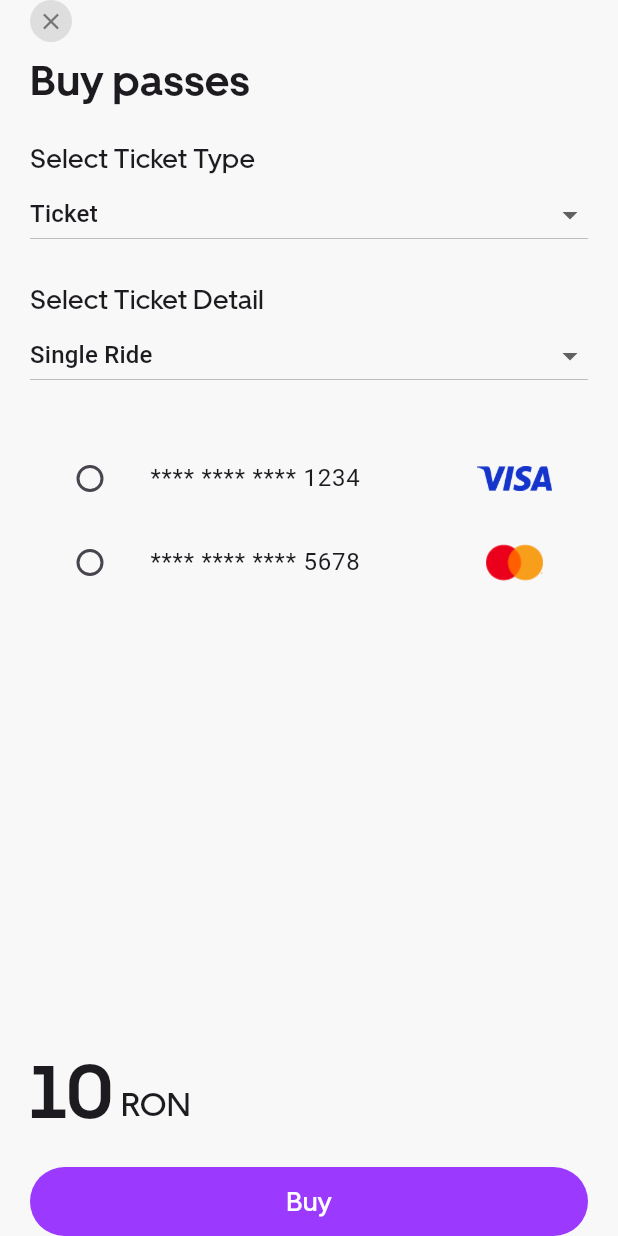
After one commit to blitzappco/application, a Flutter app: the BuyPassPage screen opened directly, on a phone screen of 412 x 824 dp. The commit adds this screen. Run offline on Flutter 3.47's test engine with Material 3 defaults, Android fonts, the phone set to English and light mode, and no system bars; our stand-ins replace cached_network_image, geolocator, google_maps_flutter, lottie, otp_text_field and 3 more; missing offline and left inert: dart:ffi, flutter_polyline_points, flutter_stripe; accounts and stored records are empty; network calls fail.

Commit message:
Added pass payment methods

```diff
--- /dev/null
+++ b/lib/components/modals/buy_pass.dart
@@ -0,0 +1,180 @@
+import 'package:application/components/payment_methods.dart';
+import 'package:flutter/material.dart';
+import 'package:flutter/widgets.dart';
+
+class BuyPassPage extends StatefulWidget {
+  const BuyPassPage({super.key});
+
+  @override
+  State<BuyPassPage> createState() => _BuyPassPageState();
+}
+
+class _BuyPassPageState extends State<BuyPassPage> {
+  String _selectedTicketType = 'Ticket';
+  String _selectedTicketDetail = 'Single Ride';
+
+  final Map<String, List<String>> _ticketDetails = {
+    'Ticket': ['Single Ride', '2 Rides', '10 Rides'],
+    'Pass': [
+      'Daily Pass',
+      '3 Days Pass',
+      'Weekly Pass',
+      'Monthly Pass',
+      '6 Months Pass',
+      'Yearly Pass'
+    ]
+  };
+
+  @override
+  Widget build(BuildContext context) {
+    return Scaffold(
+      body: SafeArea(
+        child: Padding(
+          padding: const EdgeInsets.symmetric(horizontal: 20.0),
+          child: Column(
+            mainAxisAlignment: MainAxisAlignment.spaceBetween,
+            children: [
+              Column(
+                crossAxisAlignment: CrossAxisAlignment.start,
+                children: [
+                  Row(
+                    children: [
+                      GestureDetector(
+                        onTap: () {
+                          Navigator.pop(context);
+                        },
+                        child: Container(
+                          decoration: BoxDecoration(
+                            shape: BoxShape.circle,
+                            color: const Color.fromARGB(255, 222, 222, 222),
+                          ),
+                          child: Padding(
+                            padding: const EdgeInsets.all(5.0),
+                            child: Icon(
+                              Icons.close,
+                              color: Colors.grey[600],
+                              size: 18,
+                            ),
+                          ),
+                        ),
+                      ),
+                    ],
+                  ),
+                  SizedBox(
+                    height: 5,
+                  ),
+                  Text(
+                    'Buy passes',
+                    style: TextStyle(fontFamily: "UberMoveBold", fontSize: 28),
+                  ),
+                  SizedBox(height: 20),
+                  Text(
+                    'Select Ticket Type',
+                    style:
+                        TextStyle(fontFamily: "UberMoveMedium", fontSize: 18),
+                  ),
+                  Container(
+                    width: double.infinity,
+                    child: DropdownButton<String>(
+                      isExpanded: true,
+                      value: _selectedTicketType,
+                      items: ['Ticket', 'Pass'].map((String value) {
+                        return DropdownMenuItem<String>(
+                          value: value,
+                          child: Text(value),
+                        );
+                      }).toList(),
+                      onChanged: (String? newValue) {
+                        setState(() {
+                          _selectedTicketType = newValue!;
+                          _selectedTicketDetail =
+                              _ticketDetails[_selectedTicketType]!.first;
+                        });
+                      },
+                    ),
+                  ),
+                  SizedBox(height: 20),
+                  Text(
+                    'Select Ticket Detail',
+                    style:
+                        TextStyle(fontFamily: "UberMoveMedium", fontSize: 18),
+                  ),
+                  Container(
+                    width: double.infinity,
+                    child: DropdownButton<String>(
+                      isExpanded: true,
+                      value: _selectedTicketDetail,
+                      items: _ticketDetails[_selectedTicketType]!
+                          .map((String value) {
+                        return DropdownMenuItem<String>(
+                          value: value,
+                          child: Text(value),
+                        );
+                      }).toList(),
+                      onChanged: (String? newValue) {
+                        setState(() {
+                          _selectedTicketDetail = newValue!;
+                        });
+                      },
+                    ),
+                  ),
+                  SizedBox(
+                    height: 30,
+                  ),
+                  Container(height: 100, child: PaymentMethods())
+                ],
+              ),
+              Column(
+                children: [
+                  Row(
+                    crossAxisAlignment: CrossAxisAlignment.end,
+                    children: [
+                      Text(
+                        "10",
+                        style:
+                            TextStyle(fontFamily: "UberMoveBold", fontSize: 50),
+                      ),
+                      SizedBox(
+                        width: 5,
+                      ),
+                      Padding(
+                        padding: const EdgeInsets.only(bottom: 12.0),
+                        child: Text(
+                          "RON",
+                          style: TextStyle(
+                              fontFamily: "UberMoveMedium", fontSize: 22),
+                        ),
+                      )
+                    ],
+                  ),
+                  SizedBox(
+                    height: 15,
+                  ),
+                  Container(
+                      decoration: BoxDecoration(
+                          color: Color.fromARGB(255, 156, 57, 255),
+                          borderRadius: BorderRadius.circular(40)),
+                      child: Padding(
+                        padding: const EdgeInsets.all(10.0),
+                        child: Row(
+                          mainAxisAlignment: MainAxisAlignment.center,
+                          children: [
+                            Text(
+                              "Buy",
+                              style: TextStyle(
+                                  color: Colors.white,
+                                  fontFamily: "UberMoveMedium",
+                                  fontSize: 18),
+                            )
+                          ],
+                        ),
+                      ))
+                ],
+              ),
+            ],
+          ),
+        ),
+      ),
+    );
+  }
+}
--- a/lib/components/modals/wallet_modal.dart
+++ b/lib/components/modals/wallet_modal.dart
@@ -1,5 +1,8 @@
 import 'package:application/components/active_train_ticket.dart';
 import 'package:application/components/buy_pass.dart';
+import 'package:application/components/modals/buy_pass.dart';
+import 'package:application/components/passes/active_pass.dart';
+import 'package:application/components/passes/disabled_pass.dart';
 import 'package:application/components/profile_button.dart';
 import 'package:application/components/shorthand.dart';
 
@@ -36,12 +39,20 @@ class WalletModal {
                 children: [
                   Row(
                     children: [
-                      Text(
+                      GestureDetector(
+                        onDoubleTap: () {
+                          Navigator.push(
+                              context,
+                              MaterialPageRoute(
+                                  builder: (context) => BuyPassPage()));
+                        },
+                        child: Text(
                           "Wallet",
                           style: TextStyle(
                               fontSize: 32,
                               fontFamily: 'UberMoveBold',
                               fontWeight: FontWeight.bold),
+                        ),
                       )
                     ],
                   ),
@@ -50,47 +61,7 @@ class WalletModal {
                   ),
                   Padding(
                       padding: const EdgeInsets.symmetric(horizontal: .0),
-                    child: Container(
-                      decoration: BoxDecoration(
-                        image: DecorationImage(
-                          image: AssetImage('assets/images/card.png'),
-                          fit: BoxFit.fill,
-                        ),
-                        borderRadius: BorderRadius.circular(25),
-                        boxShadow: [
-                          BoxShadow(
-                            color: Colors.grey.withOpacity(0.5),
-                            spreadRadius: 1,
-                            blurRadius: 4,
-                            offset: Offset(0, 3), // changes position of shadow
-                          ),
-                        ],
-                      ),
-                      height: 234,
-                      width: 400,
-                    ),
-                    //Active pass on top, inactive pass on the bottom
-                    // child: GestureDetector(
-                    //   onTap: () {
-                    //     Navigator.push(
-                    //       context,
-                    //       MaterialPageRoute(builder: (context) => Buypass()),
-                    //     );
-                    //   },
-                    //   child: Container(
-                    //     decoration: BoxDecoration(
-                    //         border: Border.all(color: darkGrey, width: 2),
-                    //         borderRadius: BorderRadius.circular(24)),
-                    //     height: 234,
-                    //     width: 400,
-                    //     child: Center(
-                    //       child: Text("Buy transit pass",
-                    //           style: TextStyle(
-                    //               fontFamily: "UberMoveMedium", fontSize: 25)),
-                    //     ),
-                    //   ),
-                    // ),
-                  ),
+                      child: DisabledPass()),
                   SizedBox(
                     height: 40,
                   ),
--- /dev/null
+++ b/lib/components/passes/active_pass.dart
@@ -0,0 +1,33 @@
+import 'package:flutter/material.dart';
+
+class ActivePass extends StatefulWidget {
+  const ActivePass({super.key});
+
+  @override
+  State<ActivePass> createState() => _ActivePassState();
+}
+
+class _ActivePassState extends State<ActivePass> {
+  @override
+  Widget build(BuildContext context) {
+    return Container(
+      decoration: BoxDecoration(
+        image: DecorationImage(
+          image: AssetImage('assets/images/card.png'),
+          fit: BoxFit.fill,
+        ),
+        borderRadius: BorderRadius.circular(25),
+        boxShadow: [
+          BoxShadow(
+            color: Colors.grey.withOpacity(0.5),
+            spreadRadius: 1,
+            blurRadius: 4,
+            offset: Offset(0, 3), // changes position of shadow
+          ),
+        ],
+      ),
+      height: 234,
+      width: 400,
+    );
+  }
+}
--- /dev/null
+++ b/lib/components/passes/disabled_pass.dart
@@ -0,0 +1,36 @@
+import 'package:application/components/modals/buy_pass.dart';
+import 'package:application/utils/vars.dart';
+import 'package:flutter/material.dart';
+
+class DisabledPass extends StatefulWidget {
+  const DisabledPass({super.key});
+
+  @override
+  State<DisabledPass> createState() => _DisabledPassState();
+}
+
+class _DisabledPassState extends State<DisabledPass> {
+  @override
+  Widget build(BuildContext context) {
+    return GestureDetector(
+      onTap: () {
+        Navigator.push(
+          context,
+          MaterialPageRoute(builder: (context) => BuyPassPage()),
+        );
+      },
+      child: Container(
+        decoration: BoxDecoration(
+            border: Border.all(color: darkGrey, width: 2),
+            borderRadius: BorderRadius.circular(24)),
+        height: 234,
+        width: 400,
+        child: Center(
+          child: Text("Buy transit pass",
+              style: TextStyle(
+                  fontFamily: "UberMoveMedium", fontSize: 25, color: darkGrey)),
+        ),
+      ),
+    );
+  }
+}
--- /dev/null
+++ b/lib/components/payment_methods.dart
@@ -0,0 +1,61 @@
+import 'package:flutter/material.dart';
+
+class PaymentMethod {
+  final String cardNumber;
+  final String cardType;
+
+  PaymentMethod({required this.cardNumber, required this.cardType});
+}
+
+class PaymentMethods extends StatefulWidget {
+  const PaymentMethods({super.key});
+
+  @override
+  State<PaymentMethods> createState() => _PaymentMethodsState();
+}
+
+class _PaymentMethodsState extends State<PaymentMethods> {
+  String? _selectedCard;
+
+  final List<PaymentMethod> _paymentMethods = [
+    PaymentMethod(cardNumber: '**** **** **** 1234', cardType: 'Visa'),
+    PaymentMethod(cardNumber: '**** **** **** 5678', cardType: 'Mastercard'),
+    PaymentMethod(cardNumber: '**** **** **** 9012', cardType: 'Visa'),
+  ];
+
+  Widget _getCardLogo(String cardType) {
+    switch (cardType) {
+      case 'Visa':
+        return Image.asset('assets/images/visa.png', width: 50, height: 50);
+      case 'Mastercard':
+        return Image.asset('assets/images/mastercard.png',
+            width: 50, height: 50);
+      default:
+        return Container(
+            width: 50, height: 50); // Placeholder for unknown types
+    }
+  }
+
+  @override
+  Widget build(BuildContext context) {
+    return ListView.builder(
+      itemCount: _paymentMethods.length,
+      itemBuilder: (context, index) {
+        final method = _paymentMethods[index];
+        return ListTile(
+          leading: Radio<String>(
+            value: method.cardNumber,
+            groupValue: _selectedCard,
+            onChanged: (String? value) {
+              setState(() {
+                _selectedCard = value;
+              });
+            },
+          ),
+          title: Text(method.cardNumber),
+          trailing: _getCardLogo(method.cardType),
+        );
+      },
+    );
+  }
+}
--- a/lib/components/step_card_types/transit_card.dart
+++ b/lib/components/step_card_types/transit_card.dart
@@ -143,8 +143,8 @@ class _TransitCardState extends State<TransitCard> {
                                 children: [
                                   Text(
                                     numStops != 1
-                                        ? "Go ${numStops} stops, ${normalizeDuration(widget.duration)} minutes"
-                                        : "Go 1 stop, ${normalizeDuration(widget.duration)} minutes",
+                                        ? "Go ${numStops} stops, ${normalizeDuration(widget.duration)}"
+                                        : "Go 1 stop, ${normalizeDuration(widget.duration)}",
                                     style: TextStyle(
                                         fontFamily: "UberMoveMedium",
                                         fontSize: 16,
--- a/pubspec.yaml
+++ b/pubspec.yaml
@@ -98,3 +98,5 @@ flutter:
     - assets/images/card.png
     - assets/images/animation.gif
     - assets/images/moaca.png
+    - assets/images/visa.png
+    - assets/images/mastercard.png
```
Also changed, not shown: assets/images/mastercard.png (added), assets/images/visa.png (added). Lines whose indentation alone changed are shown as unchanged.
